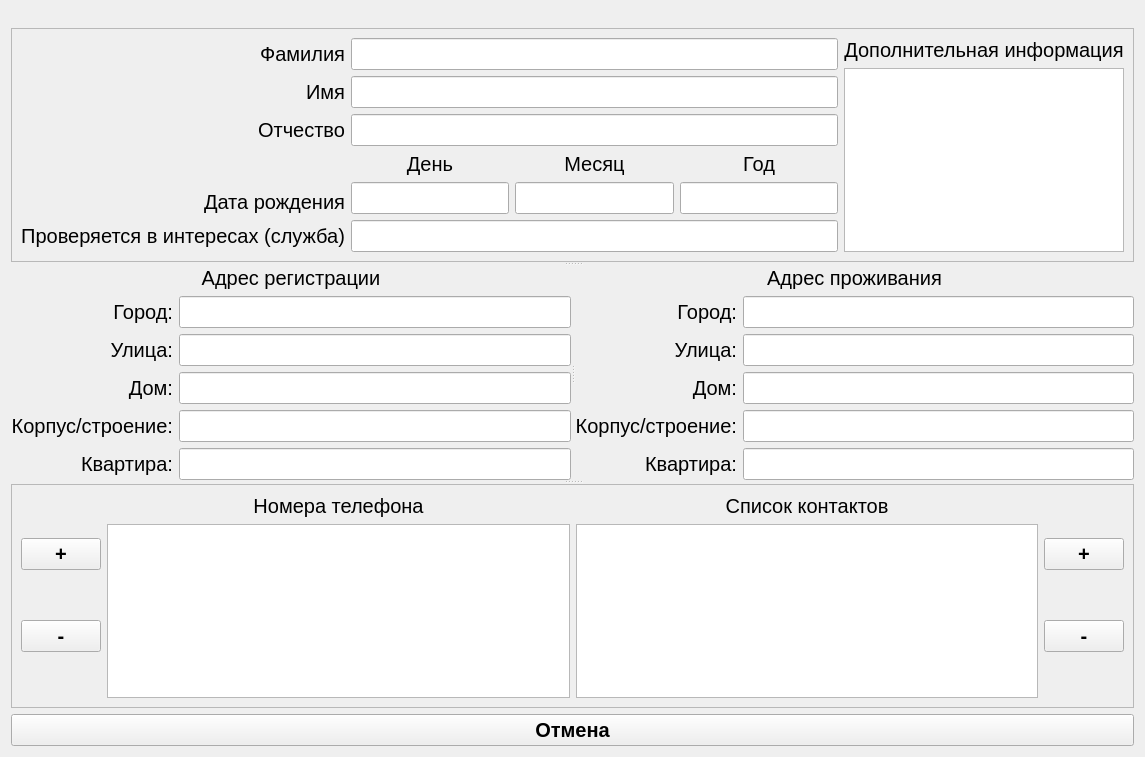
The window that update.ui (Yavlados/VKR) describes before a commit, drawn with Qt 5.
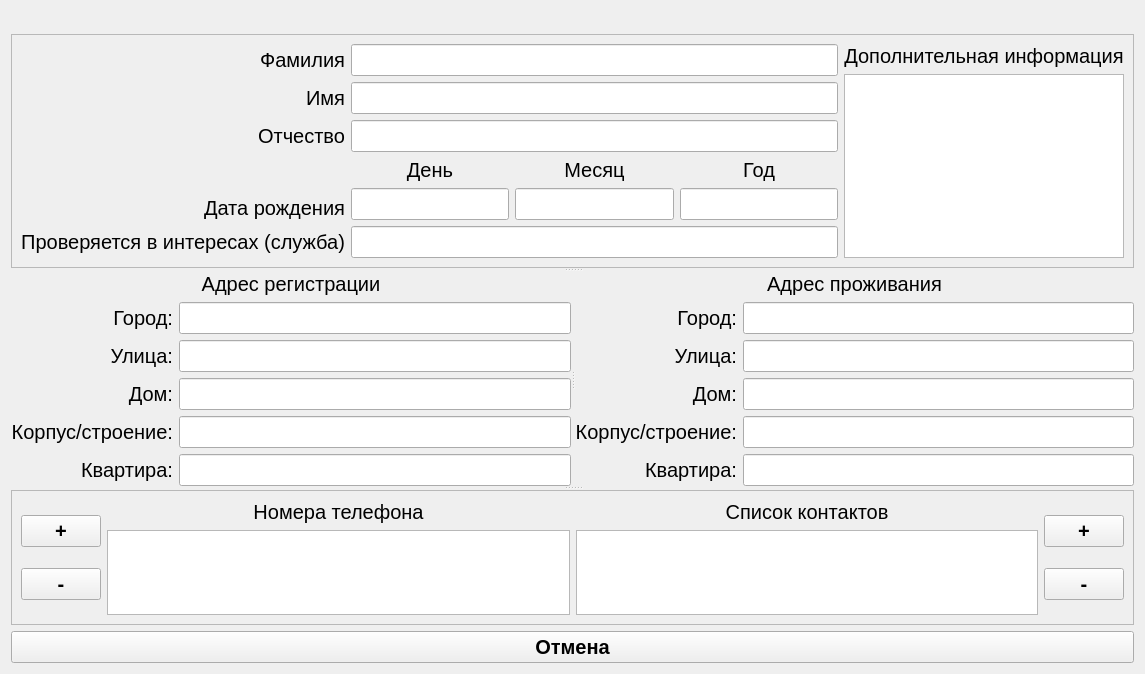
The same window after the commit.

Patch:
```diff
--- a/update.ui
+++ b/update.ui
@@ -7,7 +7,7 @@
     <x>0</x>
     <y>0</y>
     <width>1145</width>
-    <height>757</height>
+    <height>674</height>
    </rect>
   </property>
   <property name="sizePolicy">
@@ -39,7 +39,10 @@
      </property>
     </spacer>
    </item>
-   <item row="2" column="0">
+   <item row="2" column="0" rowspan="2">
+    <layout class="QVBoxLayout" name="vl_for_date_add"/>
+   </item>
+   <item row="4" column="0" colspan="2">
     <widget class="QSplitter" name="splitter_3">
      <property name="orientation">
       <enum>Qt::Vertical</enum>
@@ -813,7 +816,10 @@
      </widget>
     </widget>
    </item>
-   <item row="3" column="0">
+   <item row="2" column="1" rowspan="2">
+    <layout class="QVBoxLayout" name="vl_for_date_upd"/>
+   </item>
+   <item row="5" column="0" colspan="2">
     <layout class="QHBoxLayout" name="horizontalLayout_2">
      <item>
       <layout class="QVBoxLayout" name="vl_for_button"/>
```
Left out of the diff: 4 changed lines with no effect on the pictures.
